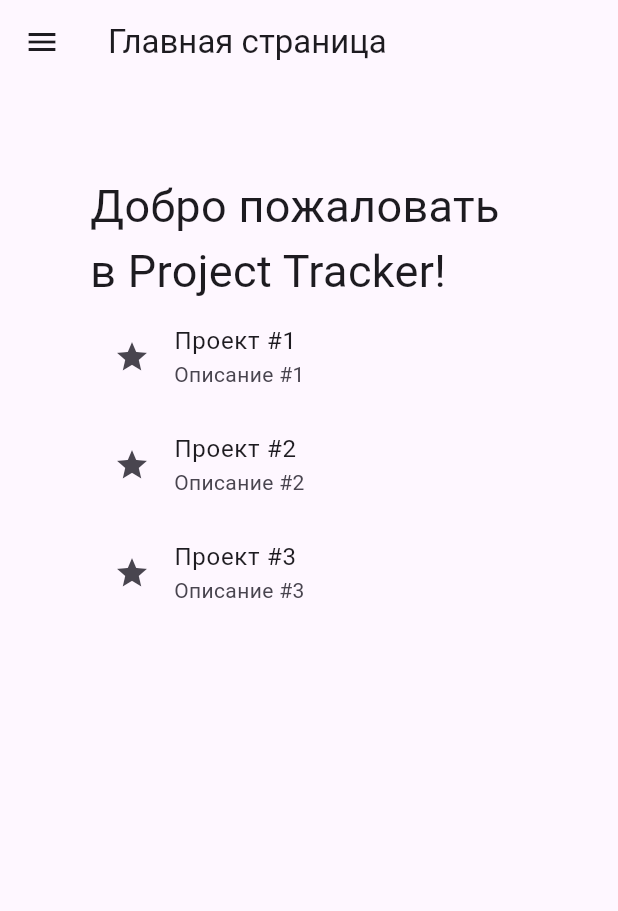
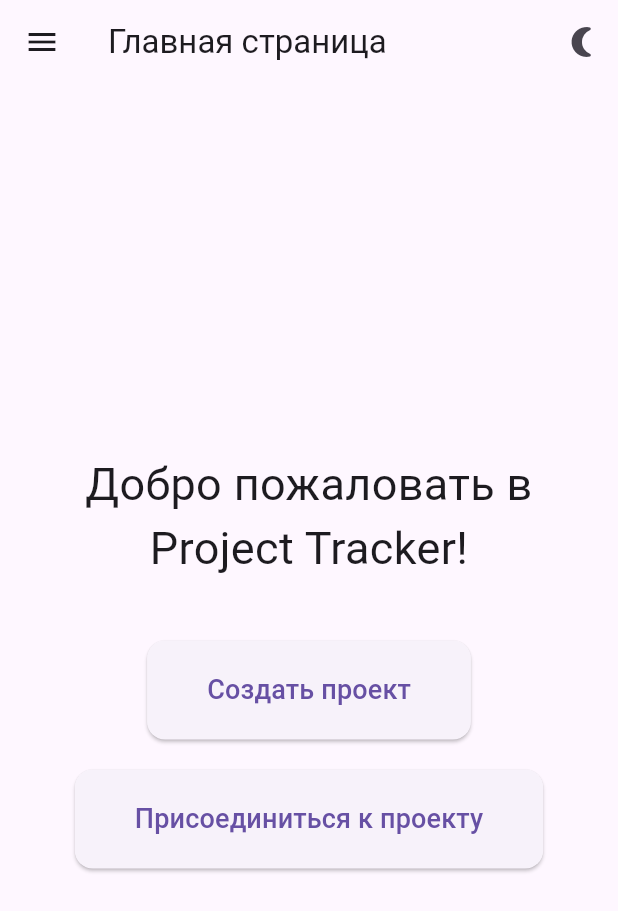
Before and after one commit to chimichubanga/project_tracker, a Flutter app: the screen it shows after launch, on a phone screen of 412 x 824 dp. Shown: the top 911 px of the screen. Run offline on Flutter 3.47's test engine with Material 3 defaults, Android fonts, the phone set to English and light mode, and no system bars.

Commit message:
redesign and black theme

```diff
--- a/lib/main.dart
+++ b/lib/main.dart
@@ -1,6 +1,38 @@
 import 'package:flutter/material.dart';
-import 'src/app.dart';
+import 'package:project_tracker/src/screens.dart';
+import 'src/themes.dart';
 
 void main() {
   runApp(const App());
 }
+
+class App extends StatefulWidget {
+  const App({super.key});
+
+  @override
+  State<App> createState() => _AppState();
+}
+
+class _AppState extends State<App> {
+  ThemeMode _themeMode = ThemeMode.light;
+
+  void toggleTheme() {
+    setState(() {
+      _themeMode = _themeMode == ThemeMode.light ? ThemeMode.dark : ThemeMode.light;
+    });
+  }
+
+  @override
+  Widget build(BuildContext context) {
+    return MaterialApp(
+      title: 'Project Tracker',
+      theme: AppThemes.lightTheme,
+      darkTheme: AppThemes.darkTheme,
+      themeMode: _themeMode,
+      home: HomeScreen(
+        toggleTheme: toggleTheme,
+        themeMode: _themeMode,
+      ),
+    );
+  }
+}
--- a/lib/src/app.dart
+++ /dev/null
@@ -1,17 +0,0 @@
-import 'package:flutter/material.dart';
-import 'screens.dart';
-
-class App extends StatelessWidget {
-  const App({super.key});
-
-  @override
-  Widget build(BuildContext context) {
-    return MaterialApp(
-      title: 'Project Tracker',
-      theme: ThemeData(
-        primarySwatch: Colors.blue,
-      ),
-      home: HomeScreen(),
-    );
-  }
-}
--- a/lib/src/screens/home_screen.dart
+++ b/lib/src/screens/home_screen.dart
@@ -1,22 +1,12 @@
 import 'package:flutter/material.dart';
-import 'package:project_tracker/src/screens/project_screen.dart';
-
-class Task {
-  final String title;
-  final String description;
-
-  Task({required this.title, required this.description});
-}
 
 class HomeScreen extends StatelessWidget {
-  HomeScreen({super.key});
+  final VoidCallback toggleTheme;
+  final ThemeMode themeMode;
+
+  const HomeScreen({super.key, required this.toggleTheme, required this.themeMode});
 
   static final GlobalKey<ScaffoldState> _scaffoldKey = GlobalKey<ScaffoldState>();
-  final List<Task> tasks = [
-    Task(title: "Проект #1", description: "Описание #1"),
-    Task(title: "Проект #2", description: "Описание #2"),
-    Task(title: "Проект #3", description: "Описание #3"),
-  ];
 
   @override
   Widget build(BuildContext context) {
@@ -33,119 +23,140 @@ class HomeScreen extends StatelessWidget {
             },
           ),
         ),
-        actions: const [
-
+        actions: [
+          IconButton(
+            icon: Icon(
+              themeMode == ThemeMode.light
+                  ? Icons.nightlight_round
+                  : Icons.wb_sunny,
+            ),
+            onPressed: toggleTheme,
+          ),
         ],
       ),
         drawer: Drawer(
+          child: Container(
+            color: Theme.of(context).colorScheme.surface,
             child: ListView(
-          padding: const EdgeInsets.all(0),
+              padding: EdgeInsets.zero,
               children: <Widget>[
-            const DrawerHeader(
-              decoration: BoxDecoration(
-                color: Colors.blue,
+                UserAccountsDrawerHeader(
+                  accountName: Text(
+                    'Милан Иванченко',
+                    style: Theme.of(context).textTheme.titleLarge,
                   ),
-              child: Column(
-                mainAxisAlignment: MainAxisAlignment.center,
-                children: [
-                  CircleAvatar(
-                    radius: 20,
+                  accountEmail: Text(
+                    '123@email.com',
+                    style: Theme.of(context).textTheme.bodyMedium,
+                  ),
+                  currentAccountPicture: const CircleAvatar(
                     backgroundImage: AssetImage('assets/images/profile_pic.jpeg'),
                   ),
-                  SizedBox(height: 10),
-                  Text(
-                    'Милан Иванченко',
-                    style: TextStyle(color: Colors.white),
+                  decoration: const BoxDecoration(
+                    gradient: LinearGradient(
+                      colors: [Colors.blue, Colors.blueAccent],
+                      begin: Alignment.topLeft,
+                      end: Alignment.bottomRight,
                     ),
-                  Text(
-                    'Добро пожаловать!',
-                    style: TextStyle(color: Colors.white, fontSize: 16),
+                  ),
+                ),
+                ListTile(
+                  leading: Icon(Icons.home, color: Theme.of(context).iconTheme.color),
+                  title: Text(
+                    'Главный экран',
+                    style: Theme.of(context).textTheme.bodyLarge,
+                  ),
+                  onTap: () {
+                    _scaffoldKey.currentState?.closeDrawer();
+                    // Логика перехода
+                  },
+                ),
+                ListTile(
+                  leading: Icon(Icons.list, color: Theme.of(context).iconTheme.color),
+                  title: Text(
+                    'Проекты',
+                    style: Theme.of(context).textTheme.bodyLarge,
+                  ),
+                  onTap: () {
+                    _scaffoldKey.currentState?.closeDrawer();
+                    // Логика перехода
+                  },
+                ),
+                const Divider(),
+                ListTile(
+                  leading: Icon(Icons.settings, color: Theme.of(context).iconTheme.color),
+                  title: Text(
+                    'Настройки',
+                    style: Theme.of(context).textTheme.bodyLarge,
+                  ),
+                  onTap: () {
+                    _scaffoldKey.currentState?.closeDrawer();
+                    // Логика перехода
+                  },
+                ),
+                ListTile(
+                  leading: Icon(Icons.exit_to_app, color: Theme.of(context).iconTheme.color),
+                  title: Text(
+                    'Выход',
+                    style: Theme.of(context).textTheme.bodyLarge,
+                  ),
+                  onTap: () {
+                    // Логика выхода
+                  },
                 ),
               ],
             ),
           ),
-            ListTile(
-              leading: const Icon(Icons.home),
-              title: const Text("Главный экран"),
-              onTap: () {
-                _scaffoldKey.currentState?.closeDrawer();
-              },
         ),
-            ListTile(
-              leading: const Icon(Icons.list),
-              title: const Text("Проекты"),
-              onTap: () {
-                _scaffoldKey.currentState?.closeDrawer();
-              },
-            ),
-            const Divider(),
-            ListTile(
-                leading: const Icon(Icons.info),
-                title: const Text("Настройки"),
-                onTap: () {
-
-                }
-            )
-          ],
-        ),
-      ),
-      body: Center(
-        child: Padding(
-          padding: const EdgeInsets.all(60.0),
+      body: Padding(
+        padding: const EdgeInsets.all(16.0),
         child: Column(
           mainAxisAlignment: MainAxisAlignment.center,
           children: [
-              const Text('Добро пожаловать в Project Tracker!',
+            const Align(
+              alignment: Alignment.center,
+              child: Text(
+                'Добро пожаловать в Project Tracker!',
                 style: TextStyle(fontSize: 30),
-              ),
-              Expanded(
-                child: ListView(
-                  shrinkWrap: true,
-                  physics: const NeverScrollableScrollPhysics(),
-                  children: tasks.map((task) {
-                    return ListTile(
-                      leading: const Icon(Icons.star),
-                      title: Text(task.title),
-                      subtitle: Text(task.description),
-                      onTap: () {
-                        // Показать SnackBar
-                        ScaffoldMessenger.of(context).showSnackBar(
-                          SnackBar(
-                            content: Text("Вы выбрали ${task.title}"),
-                            action: SnackBarAction(
-                                label: "Закрыть",
-                                onPressed: () {
-                                  ScaffoldMessenger.of(context).hideCurrentSnackBar();
-                                }
-                            ),
-                            duration: const Duration(seconds: 1),
-                          ),
-                        );
-
-                        // Переход на экран ProjectScreen после небольшой задержки
-                        Future.delayed(const Duration(seconds: 0), () {
-                          // Check if the widget is still mounted
-                          if (context.mounted) {
-                            Navigator.push(
-                              context,
-                              MaterialPageRoute(
-                                builder: (context) => ProjectScreen(
-                                  projectName: task.title,
-                                  projectDescription: task.description,
+                textAlign: TextAlign.center,
               ),
             ),
-                            );
-                          }
-                        });
+            const SizedBox(height: 40),
+
+            ElevatedButton(
+              style: ElevatedButton.styleFrom(
+                padding: const EdgeInsets.symmetric(vertical: 20, horizontal: 40),
+                shape: RoundedRectangleBorder(
+                  borderRadius: BorderRadius.circular(12),
+                ),
+              ),
+              onPressed: () {
+
               },
-                    );
-                  }).toList(),
+              child: const Text(
+                'Создать проект',
+                style: TextStyle(fontSize: 18),
+              ),
+            ),
+            const SizedBox(height: 20),
+            ElevatedButton(
+              style: ElevatedButton.styleFrom(
+                padding: const EdgeInsets.symmetric(vertical: 20, horizontal: 40),
+                shape: RoundedRectangleBorder(
+                  borderRadius: BorderRadius.circular(12),
+                ),
+              ),
+              onPressed: () {
+
+              },
+              child: const Text(
+                'Присоединиться к проекту',
+                style: TextStyle(fontSize: 18),
               ),
             ),
           ],
         ),
       ),
-      ),
     );
   }
 }
```
Lines whose indentation alone changed are shown as unchanged.
